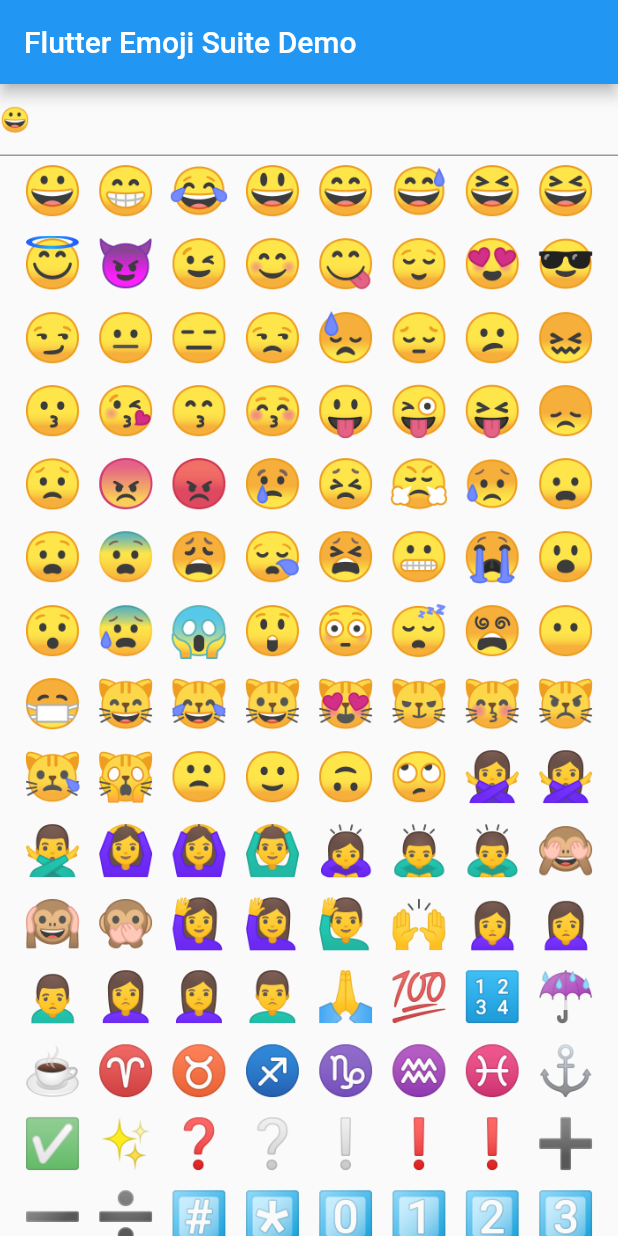
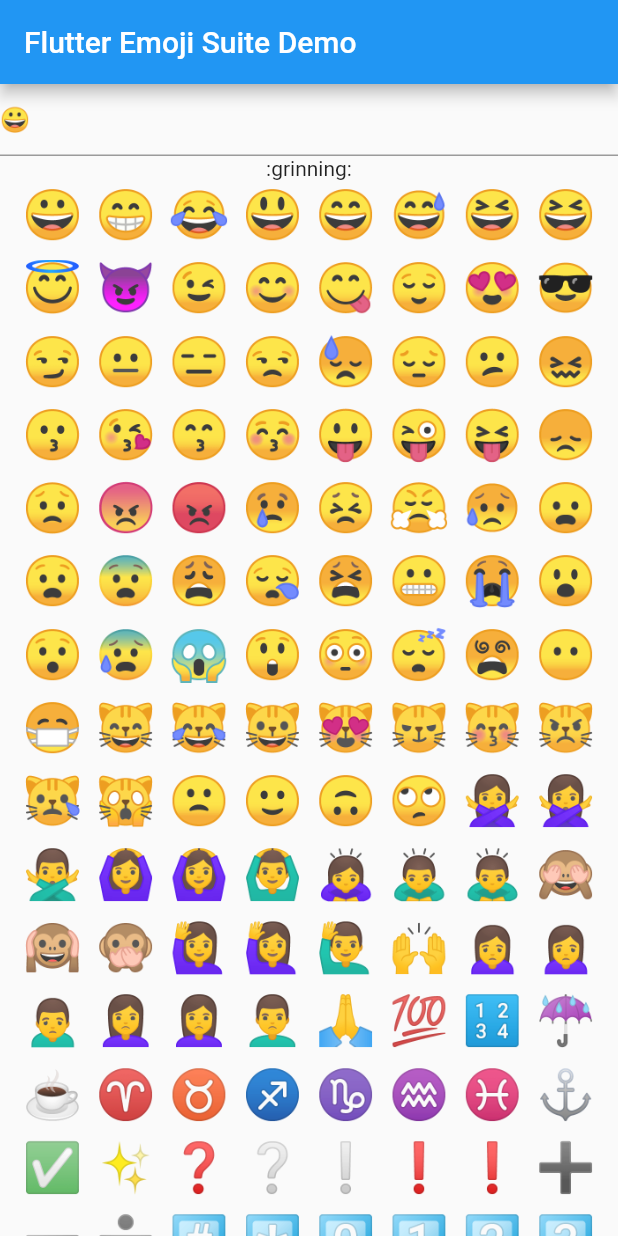
Before and after one commit to SecretUltimate/flutter_emoji_suite, a Flutter app: the screen it shows after launch, after a tap on an icon or button, on a phone screen of 412 x 824 dp. Run offline on Flutter 3.47's test engine with Material 2 defaults, Android fonts, the phone set to English and light mode, and no system bars.

Commit message:
add unemojify text for demo

```diff
--- a/example/lib/main.dart
+++ b/example/lib/main.dart
@@ -38,9 +38,12 @@ class _FlutterEmojiSuiteDemoState extends State<FlutterEmojiSuiteDemo> {
             TextField(
               controller: controller,
             ),
+            Text('${defaultEmojiParse.unemojify(controller.text)}'),
             Expanded(
               child: EmojiPicker(emojiPickObserver: (dynamic emoji) {
-                controller.text = '${controller.text}$emoji';
+                setState(() {
+                  controller.text = '${controller.text}$emoji';
+                });
               }),
             ),
           ],
```
